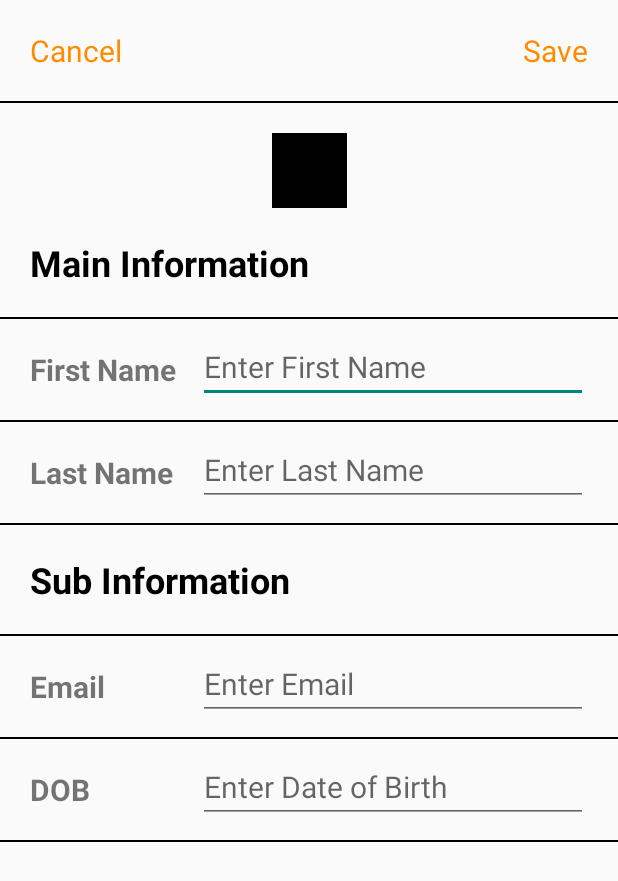
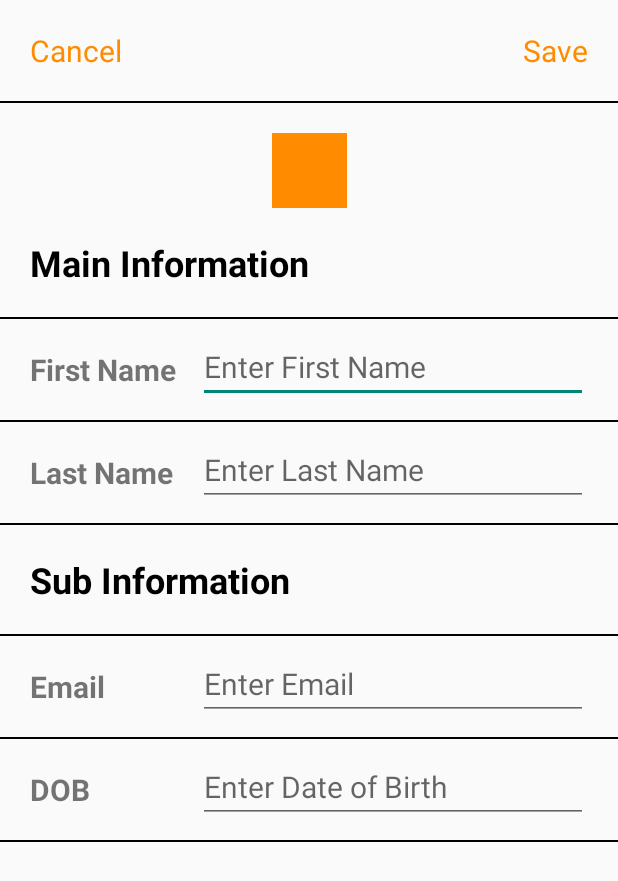
Before and after one commit to galahad23/trinitywizardstest, an Android app: the SecondActivity screen opened directly, with no data from a screen before it, on a phone screen of 412 x 824 dp. Shown: the top 881 px of the screen. Run offline under Robolectric (Android 15) with nearby library versions, the phone set to English and light mode, and no system bars.

Commit message:
test edit contact screen picture color commit

```diff
--- a/app/src/main/res/layout/activity_second.xml
+++ b/app/src/main/res/layout/activity_second.xml
@@ -48,7 +48,7 @@
                 android:layout_width="50dp"
                 android:layout_height="50dp"
                 android:layout_marginTop="20dp"
-                android:background="@color/black"
+                android:background="@color/test_color"
                 app:layout_constraintTop_toBottomOf="@id/vvDivider"
                 app:layout_constraintStart_toStartOf="parent"
                 app:layout_constraintEnd_toEndOf="parent"/>
```
